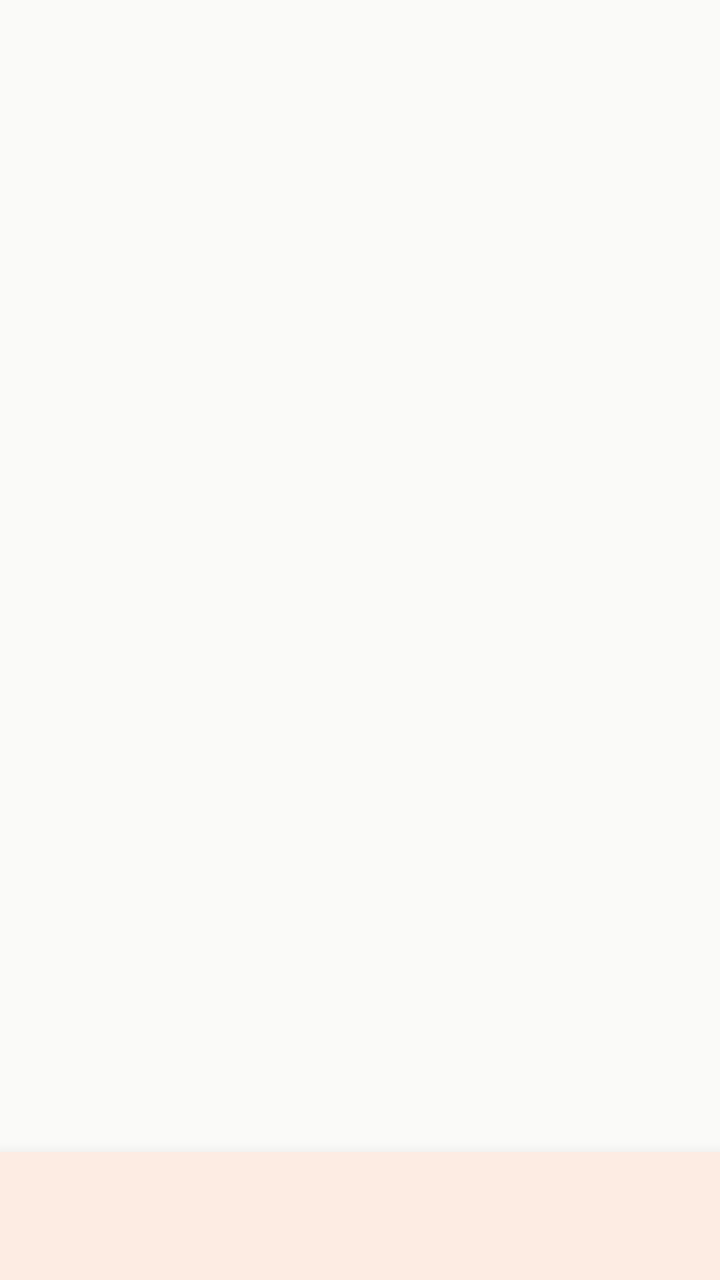
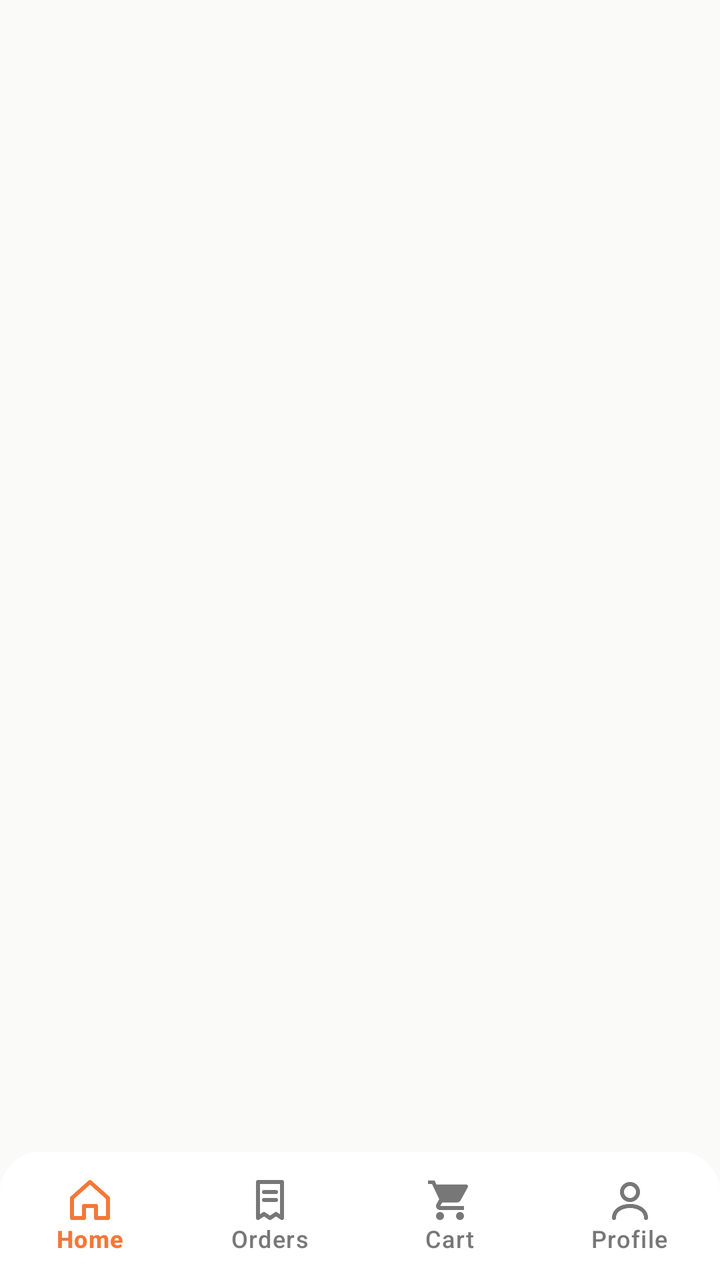

The first picture is an Android layout as it rendered before a commit; the second is the same layout after the commit. The layout source and the unified diff follow.
<!-- AndroidManifest.xml: application theme Theme.Project_1 -->
<!-- res/layout/activity_main.xml -->
<?xml version="1.0" encoding="utf-8"?>
<LinearLayout xmlns:android="http://schemas.android.com/apk/res/android"
    xmlns:app="http://schemas.android.com/apk/res-auto"
    xmlns:tools="http://schemas.android.com/tools"
    android:layout_width="match_parent"
    android:layout_height="match_parent"
    android:background="@color/colorBackground"
    android:orientation="vertical"
    tools:context=".MainActivity">

    <FrameLayout
        android:id="@+id/layoutContainer"
        android:layout_width="match_parent"
        android:layout_height="0dp"
        android:layout_weight="1"
        android:background="@color/colorBackground" />

    <com.google.android.material.tabs.TabLayout
        android:id="@+id/tabLayout"
        android:layout_width="match_parent"
        android:layout_height="64dp"
        android:background="@color/white"
        android:elevation="12dp"
        app:tabGravity="fill"
        app:tabIndicatorHeight="0dp"
        app:tabMode="fixed"
        app:tabRippleColor="@null"
        app:tabSelectedTextColor="@color/colorPrimary"
        app:tabTextColor="@color/colorTextSecondary" />

</LinearLayout>
<!-- resources referenced by this layout -->
<resources>
  <color name="colorBackground">#FAFAF8</color>
  <color name="colorPrimary">#F47738</color>
  <color name="colorTextSecondary">#777777</color>
  <color name="white">#FFFFFF</color>
  <style name="Theme.Project_1" parent="Base.Theme.Project_1" />
  <style name="Base.Theme.Project_1" parent="Theme.Material3.DayNight.NoActionBar">
          <item name="colorPrimary">@color/colorPrimary</item>
          <item name="colorOnPrimary">@color/white</item>
          <item name="colorPrimaryContainer">@color/colorOrangeLight</item>
          <item name="colorOnPrimaryContainer">@color/colorPrimary</item>
          <item name="colorSecondary">@color/colorPrimary</item>
          <item name="colorOnSecondary">@color/white</item>
          <item name="colorSecondaryContainer">@color/colorOrangeLight</item>
          <item name="colorOnSecondaryContainer">@color/colorPrimary</item>
          <item name="colorSurface">@color/white</item>
          <item name="colorOnSurface">@color/colorTextPrimary</item>
          <item name="colorSurfaceVariant">@color/colorInputBackground</item>
          <item name="colorOnSurfaceVariant">@color/colorTextSecondary</item>
          <item name="colorOutline">@color/colorInputBorder</item>
          <item name="colorControlActivated">@color/colorPrimary</item>
          <item name="colorControlHighlight">@color/colorOrangeLight</item>
          <item name="android:colorAccent">@color/colorAccent</item>
          <item name="android:statusBarColor">@color/white</item>
          <item name="android:navigationBarColor">@color/white</item>
          <item name="android:windowLightStatusBar">true</item>
          <item name="android:windowBackground">@color/colorBackground</item>
          <item name="android:fontFamily">sans-serif</item>
      </style>
  <color name="colorOrangeLight">#FFF1E8</color>
  <color name="colorTextPrimary">#252525</color>
  <color name="colorInputBackground">#F7F7F7</color>
  <color name="colorInputBorder">#E8E8E8</color>
  <color name="colorAccent">#F47738</color>
</resources>

<!-- the commit's change to res/layout/activity_main.xml (unified diff, before → after) -->
@@ -15,17 +15,17 @@
         android:layout_weight="1"
         android:background="@color/colorBackground" />
 
-    <com.google.android.material.tabs.TabLayout
-        android:id="@+id/tabLayout"
+    <com.google.android.material.bottomnavigation.BottomNavigationView
+        android:id="@+id/bottomNavigation"
         android:layout_width="match_parent"
         android:layout_height="64dp"
-        android:background="@color/white"
+        android:background="@drawable/bg_bottom_nav"
         android:elevation="12dp"
-        app:tabGravity="fill"
-        app:tabIndicatorHeight="0dp"
-        app:tabMode="fixed"
-        app:tabRippleColor="@null"
-        app:tabSelectedTextColor="@color/colorPrimary"
-        app:tabTextColor="@color/colorTextSecondary" />
+        app:elevation="12dp"
+        app:itemIconTint="@color/bottom_nav_color"
+        app:itemRippleColor="@null"
+        app:itemTextColor="@color/bottom_nav_color"
+        app:labelVisibilityMode="labeled"
+        app:menu="@menu/bottom_nav_menu" />
 
 </LinearLayout>
<!-- resource entries referenced after the edit -->
@@ -1,6 +1,15 @@
 <!-- resources referenced by this layout -->
 <resources>
   <color name="colorBackground">#FAFAF8</color>
+  <!-- drawable bg_bottom_nav (drawable) -->
+  <?xml version="1.0" encoding="utf-8"?>
+  <shape xmlns:android="http://schemas.android.com/apk/res/android"
+      android:shape="rectangle">
+      <solid android:color="@color/white" />
+      <corners
+          android:topLeftRadius="20dp"
+          android:topRightRadius="20dp" />
+  </shape>
   <color name="colorPrimary">#F47738</color>
   <color name="colorTextSecondary">#777777</color>
   <color name="white">#FFFFFF</color>
